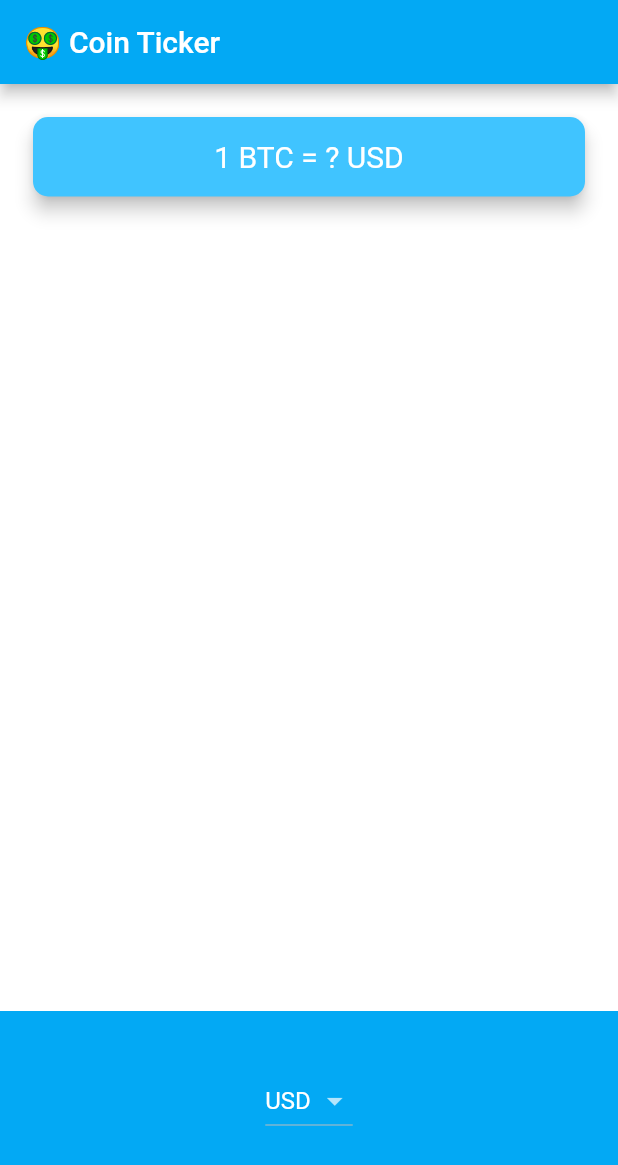
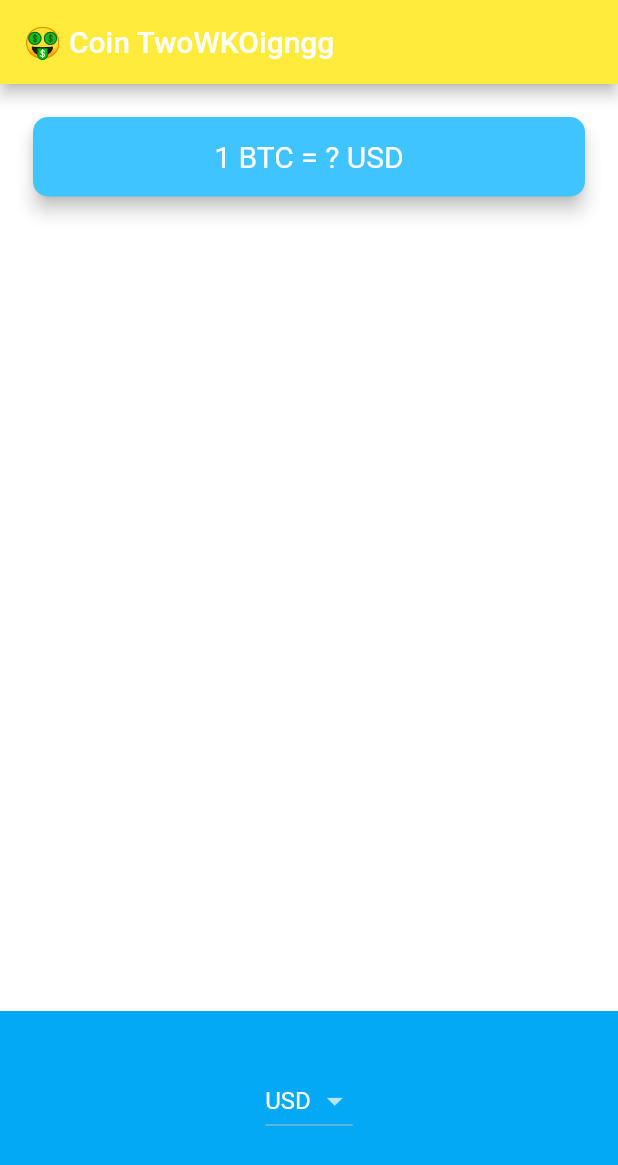
Before and after one commit to usmanfarooq94/bitcoin, a Flutter app: the screen it shows after launch, on a phone screen of 412 x 824 dp. Shown: the top 1165 px of the screen. Run offline on Flutter 3.47's test engine with Material 2 defaults, Android fonts, the phone set to English and light mode, and no system bars.

Commit message:
new editing

```diff
--- a/lib/main.dart
+++ b/lib/main.dart
@@ -8,7 +8,7 @@ class MyApp extends StatelessWidget {
   Widget build(BuildContext context) {
     return MaterialApp(
       theme: ThemeData.dark().copyWith(
-          primaryColor: Colors.lightBlue,
+          primaryColor: Colors.yellow,
           scaffoldBackgroundColor: Colors.white),
       home: PriceScreen(),
     );
--- a/lib/price_screen.dart
+++ b/lib/price_screen.dart
@@ -10,7 +10,7 @@ class _PriceScreenState extends State<PriceScreen> {
   Widget build(BuildContext context) {
     return Scaffold(
       appBar: AppBar(
-        title: Text('🤑 Coin Ticker'),
+        title: Text('🤑 Coin TwoWKOigngg'),
       ),
       body: Column(
         mainAxisAlignment: MainAxisAlignment.spaceBetween,
```
